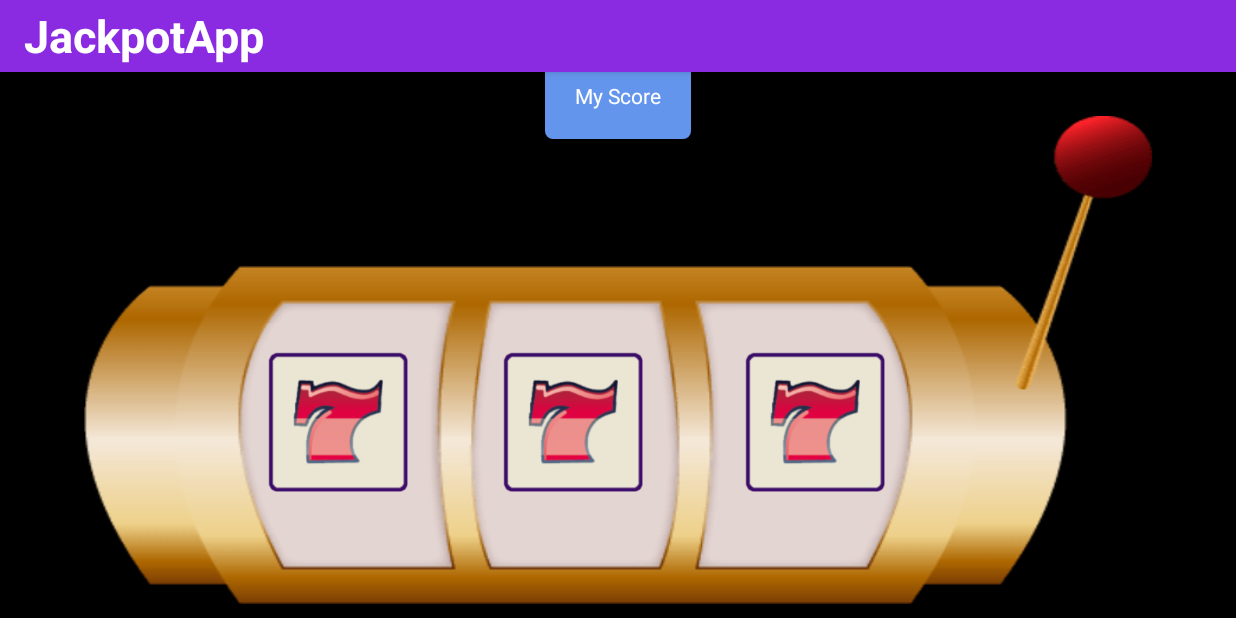
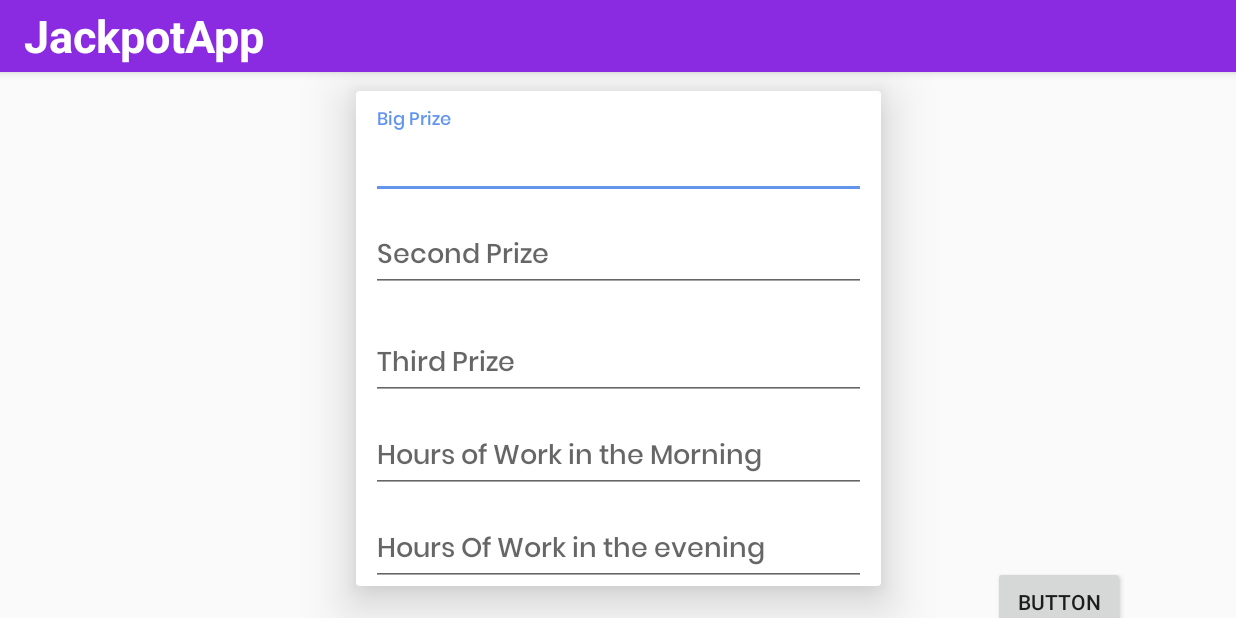
Before and after one commit to karim-belhadjali/android-SlotMachineGame, an Android app: the screen it shows after launch (MainActivity), on a phone screen of 824 x 412 dp (held sideways). Run offline under Robolectric (Android 15) with nearby library versions, the phone set to English and light mode, and no system bars; our stand-ins replace Dagger/Hilt's generated code, Room's generated code, Timber.

Commit message:
Dashboard Config logic implemented succesfully

```diff
--- a/app/src/main/java/com/nikoarap/slotmachine/db/classes/JackpotDataBase.kt
+++ b/app/src/main/java/com/nikoarap/slotmachine/db/classes/JackpotDataBase.kt
@@ -5,7 +5,7 @@ import androidx.room.RoomDatabase
 import com.nikoarap.slotmachine.db.dao.JackpotDao
 
 @Database(
-    entities = [User::class, Configuration::class],
+    entities = [User::class],
     version = 1
 )
 abstract class JackpotDataBase : RoomDatabase() {
--- a/app/src/main/java/com/nikoarap/slotmachine/di/AppModule.kt
+++ b/app/src/main/java/com/nikoarap/slotmachine/di/AppModule.kt
@@ -4,6 +4,7 @@ import android.content.Context
 import android.content.SharedPreferences
 import androidx.room.Room
 import com.nikoarap.slotmachine.db.classes.JackpotDataBase
+jackimport com.nikoarap.slotmachine.db.dao.JackpotDao
 import com.nikoarap.slotmachine.other.Constants.JACKPOT_DATABASE_NAME
 import com.nikoarap.slotmachine.other.Constants.KEY_NAME
 import com.nikoarap.slotmachine.other.Constants.KEY_TOGGLE_FIRST_TIME
@@ -35,6 +36,8 @@ object AppModule {
     @Provides
     fun provideJackpotDao(db: JackpotDataBase) = db.getJackpotDao()
 
+
+
     @Singleton
     @Provides
     fun provideSharedPreference(@ApplicationContext app: Context) =
--- a/app/src/main/java/com/nikoarap/slotmachine/other/Constants.kt
+++ b/app/src/main/java/com/nikoarap/slotmachine/other/Constants.kt
@@ -11,7 +11,11 @@ object Constants {
     const val SHARED_PREFERENCES_NAME="sharedPref"
     const val KEY_TOGGLE_FIRST_TIME="KEY_TOGGLE_FIRST_TIME"
     const val KEY_NAME="KEY_NAME"
-    const val KEY_WEIGHT="KEY_AGE"
+    const val KEY_BIG_PRIZE="KEY_BIG_PRIZE"
+    const val KEY_SECOND_PRIZE="KEY_SECOND_PRIZE"
+    const val KEY_THIRD_PRIZE="KEY_THIRD_PRIZE"
+    const val KEY_MORNING_HOURS="KEY_MORNING_HOURS"
+    const val KEY_EVENING_HOURS="KEY_EVENING_HOURS"
 
 
     //SNACKBAR TEXTS FOR FAILS OR SUCCESS
--- a/app/src/main/java/com/nikoarap/slotmachine/ui/viewmodels/JackpotViewModel.kt
+++ b/app/src/main/java/com/nikoarap/slotmachine/ui/viewmodels/JackpotViewModel.kt
@@ -8,7 +8,4 @@ class JackpotViewModel @ViewModelInject constructor(
     val mainRepository: MainRepository
 ) : ViewModel() {
 
-    val prizesConfiguration = mainRepository.getConfiguration();
-
-
 }
--- /dev/null
+++ b/app/src/main/res/layout/fragment_dashboard.xml
@@ -0,0 +1,122 @@
+<?xml version="1.0" encoding="utf-8"?>
+<androidx.constraintlayout.widget.ConstraintLayout xmlns:android="http://schemas.android.com/apk/res/android"
+    xmlns:app="http://schemas.android.com/apk/res-auto"
+    xmlns:tools="http://schemas.android.com/tools"
+    android:layout_width="match_parent"
+    android:layout_height="match_parent"
+    tools:context=".ui.fragments.DashboardFragment">
+
+    <androidx.cardview.widget.CardView
+        android:id="@+id/cardView"
+        android:layout_width="350dp"
+        android:layout_height="wrap_content"
+        app:cardElevation="20dp"
+        app:layout_constraintBottom_toBottomOf="parent"
+        app:layout_constraintEnd_toEndOf="parent"
+        app:layout_constraintStart_toStartOf="parent"
+        app:layout_constraintTop_toTopOf="parent"
+        app:layout_constraintVertical_bias="0.37">
+
+        <LinearLayout
+            android:layout_width="match_parent"
+            android:layout_height="match_parent"
+            android:orientation="vertical">
+
+            <com.google.android.material.textfield.TextInputLayout
+
+                android:layout_width="match_parent"
+                android:layout_height="wrap_content"
+                android:layout_marginLeft="10dp"
+                android:layout_marginTop="10dp"
+                android:layout_marginRight="10dp"
+                android:hint="Big Prize">
+
+                <com.google.android.material.textfield.TextInputEditText
+                    android:id="@+id/tv_bigPrize"
+                    android:layout_width="match_parent"
+                    android:layout_height="wrap_content"
+                    android:fontFamily="@font/poppinsmedium"
+                    android:inputType="numberDecimal"/>
+            </com.google.android.material.textfield.TextInputLayout>
+
+            <com.google.android.material.textfield.TextInputLayout
+
+                android:layout_width="match_parent"
+                android:layout_height="wrap_content"
+                android:layout_marginLeft="10dp"
+                android:layout_marginRight="10dp"
+                android:hint="Second Prize">
+
+                <com.google.android.material.textfield.TextInputEditText
+                    android:id="@+id/tv_secondPrize"
+                    android:layout_width="match_parent"
+                    android:layout_height="wrap_content"
+                    android:fontFamily="@font/poppinsmedium"
+                    android:inputType="numberDecimal"/>
+            </com.google.android.material.textfield.TextInputLayout>
+
+
+            <com.google.android.material.textfield.TextInputLayout
+
+                android:layout_width="match_parent"
+                android:layout_height="wrap_content"
+                android:layout_marginLeft="10dp"
+                android:layout_marginTop="10dp"
+                android:layout_marginRight="10dp"
+                android:hint="Third Prize">
+
+                <com.google.android.material.textfield.TextInputEditText
+                    android:id="@+id/tv_thirdPrize"
+                    android:layout_width="match_parent"
+                    android:layout_height="wrap_content"
+                    android:fontFamily="@font/poppinsmedium"
+                    android:inputType="numberDecimal"/>
+            </com.google.android.material.textfield.TextInputLayout>
+
+            <com.google.android.material.textfield.TextInputLayout
+
+                android:layout_width="match_parent"
+                android:layout_height="wrap_content"
+                android:layout_marginLeft="10dp"
+                android:layout_marginRight="10dp"
+                android:hint="Hours of Work in the Morning">
+
+                <com.google.android.material.textfield.TextInputEditText
+                    android:id="@+id/tv_halfHours"
+                    android:layout_width="match_parent"
+                    android:layout_height="wrap_content"
+                    android:fontFamily="@font/poppinsmedium"
+                    android:inputType="numberDecimal"/>
+            </com.google.android.material.textfield.TextInputLayout>
+
+
+            <com.google.android.material.textfield.TextInputLayout
+
+                android:layout_width="match_parent"
+                android:layout_height="wrap_content"
+                android:layout_marginLeft="10dp"
+                android:layout_marginRight="10dp"
+                android:hint="Hours Of Work in the evening">
+
+                <com.google.android.material.textfield.TextInputEditText
+                    android:id="@+id/tv_secondHalfHours"
+                    android:layout_width="match_parent"
+                    android:layout_height="wrap_content"
+                    android:fontFamily="@font/poppinsmedium"
+                    android:inputType="numberDecimal"/>
+            </com.google.android.material.textfield.TextInputLayout>
+        </LinearLayout>
+    </androidx.cardview.widget.CardView>
+
+    <Button
+        android:id="@+id/btn_saveConfig"
+        android:layout_width="wrap_content"
+        android:layout_height="wrap_content"
+        android:text="Button"
+        app:layout_constraintBottom_toBottomOf="parent"
+        app:layout_constraintEnd_toEndOf="parent"
+        app:layout_constraintStart_toEndOf="@+id/cardView"
+        app:layout_constraintTop_toBottomOf="@+id/cardView" />
+
+
+</androidx.constraintlayout.widget.ConstraintLayout>
--- a/app/src/main/res/navigation/nav_graph.xml
+++ b/app/src/main/res/navigation/nav_graph.xml
@@ -3,11 +3,19 @@
     xmlns:app="http://schemas.android.com/apk/res-auto"
     xmlns:tools="http://schemas.android.com/tools"
     android:id="@+id/nav_graph.xml"
-    app:startDestination="@id/jackpotFragment">
+    app:startDestination="@id/dashboardFragment">
 
     <fragment
         android:id="@+id/jackpotFragment"
         android:name="com.nikoarap.slotmachine.ui.fragments.JackpotFragment"
         android:label="fragment_jackpot"
         tools:layout="@layout/fragment_jackpot" />
+    <fragment
+        android:id="@+id/dashboardFragment"
+        android:name="com.nikoarap.slotmachine.ui.fragments.DashboardFragment"
+        android:label="DashboardFragment" >
+        <action
+            android:id="@+id/action_dashboardFragment_to_jackpotFragment"
+            app:destination="@id/jackpotFragment" />
+    </fragment>
 </navigation>
```
Also changed, not shown: app/src/main/java/com/nikoarap/slotmachine/db/classes/Configuration.kt (+14 -5 lines), app/src/main/java/com/nikoarap/slotmachine/db/classes/User.kt (+8 -5 lines), app/src/main/java/com/nikoarap/slotmachine/db/dao/JackpotDao.kt (+6 -7 lines), app/src/main/java/com/nikoarap/slotmachine/repositories/MainRepository.kt (+0 -7 lines), app/src/main/java/com/nikoarap/slotmachine/ui/fragments/DashboardFragment.kt (added, +134 -0 lines), app/src/main/java/com/nikoarap/slotmachine/ui/viewmodels/ConfigurationViewModel.kt (+12 -1 lines), app/src/main/res/drawable/ic_login_back.xml (added, +117 -0 lines), app/src/main/res/drawable-v24/button_back.png (added), app/src/main/res/drawable-v24/dashboard.png (added), app/src/main/res/drawable-v24/illustration.png (added), app/src/main/res/drawable-v24/rounded_rectangle.png (added), app/src/main/res/font/poppinsbold.ttf (added), app/src/main/res/font/poppinsmedium.ttf (added).
